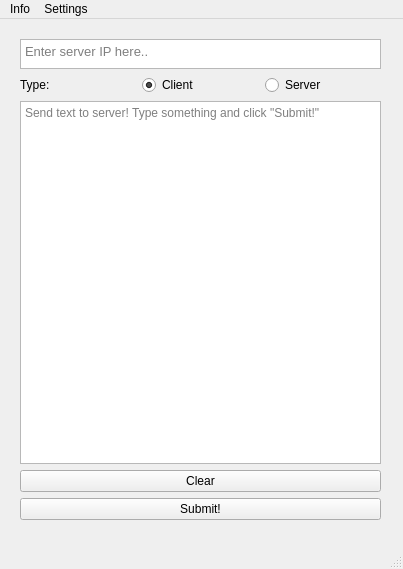
ollyhearn/MirrorBoard, file mainwindow.ui: the form before one commit.
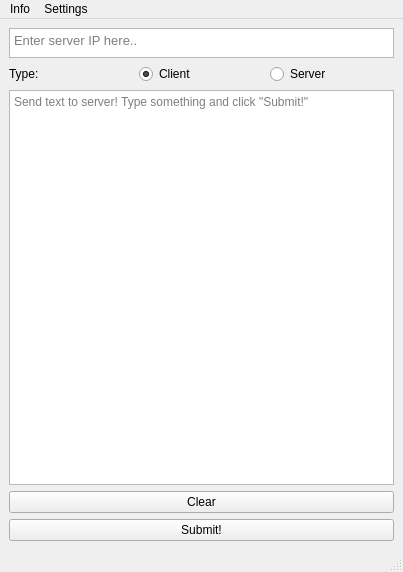
The form after the commit.

What changed in the file:
```diff
--- a/mainwindow.ui
+++ b/mainwindow.ui
@@ -7,7 +7,7 @@
     <x>0</x>
     <y>0</y>
     <width>403</width>
-    <height>569</height>
+    <height>572</height>
    </rect>
   </property>
   <property name="windowTitle">
@@ -32,30 +32,9 @@
      <height>525</height>
     </size>
    </property>
-   <widget class="QWidget" name="verticalLayoutWidget">
-    <property name="geometry">
-     <rect>
-      <x>0</x>
-      <y>0</y>
-      <width>401</width>
-      <height>521</height>
-     </rect>
-    </property>
-    <layout class="QVBoxLayout" name="verticalLayout" stretch="0,0,0,0,0">
+   <layout class="QVBoxLayout" name="verticalLayout">
      <property name="sizeConstraint">
-      <enum>QLayout::SetDefaultConstraint</enum>
-     </property>
-     <property name="leftMargin">
-      <number>20</number>
-     </property>
-     <property name="topMargin">
-      <number>20</number>
-     </property>
-     <property name="rightMargin">
-      <number>20</number>
-     </property>
-     <property name="bottomMargin">
-      <number>20</number>
+     <enum>QLayout::SetMaximumSize</enum>
      </property>
      <item>
       <widget class="QTextEdit" name="ipText">
@@ -124,6 +103,12 @@
      </item>
      <item>
       <widget class="QPushButton" name="clearButton">
+      <property name="sizePolicy">
+       <sizepolicy hsizetype="Expanding" vsizetype="Minimum">
+        <horstretch>0</horstretch>
+        <verstretch>0</verstretch>
+       </sizepolicy>
+      </property>
        <property name="text">
         <string>Clear</string>
        </property>
@@ -137,7 +122,6 @@
       </widget>
      </item>
     </layout>
-   </widget>
   </widget>
   <widget class="QMenuBar" name="menubar">
    <property name="geometry">
```
Lines whose indentation alone changed are shown as unchanged.
